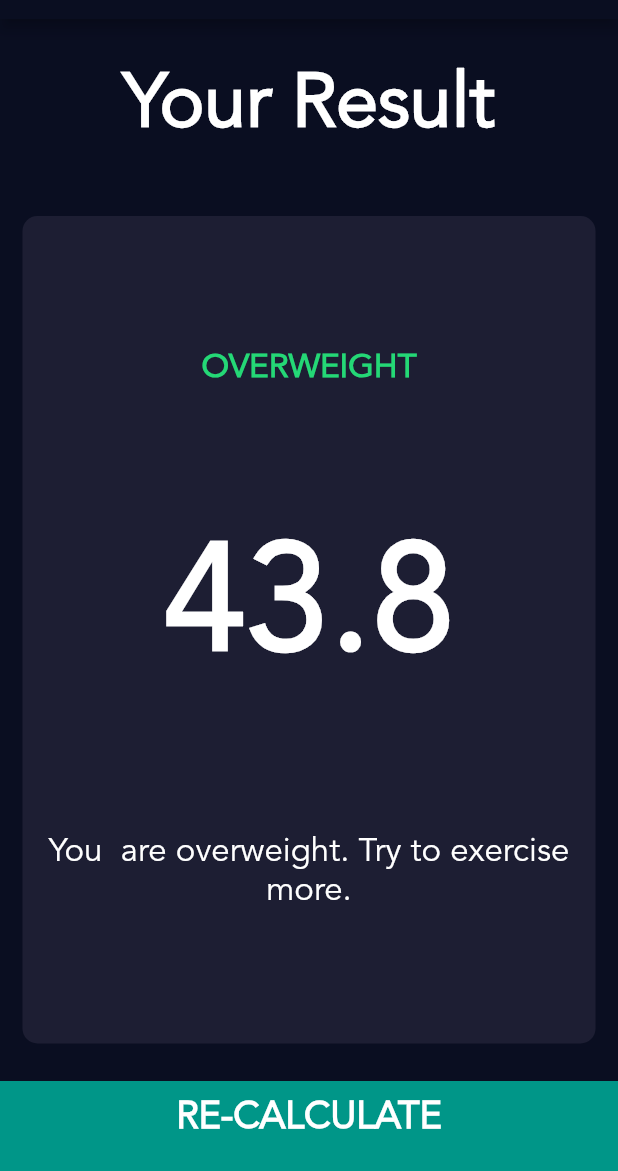
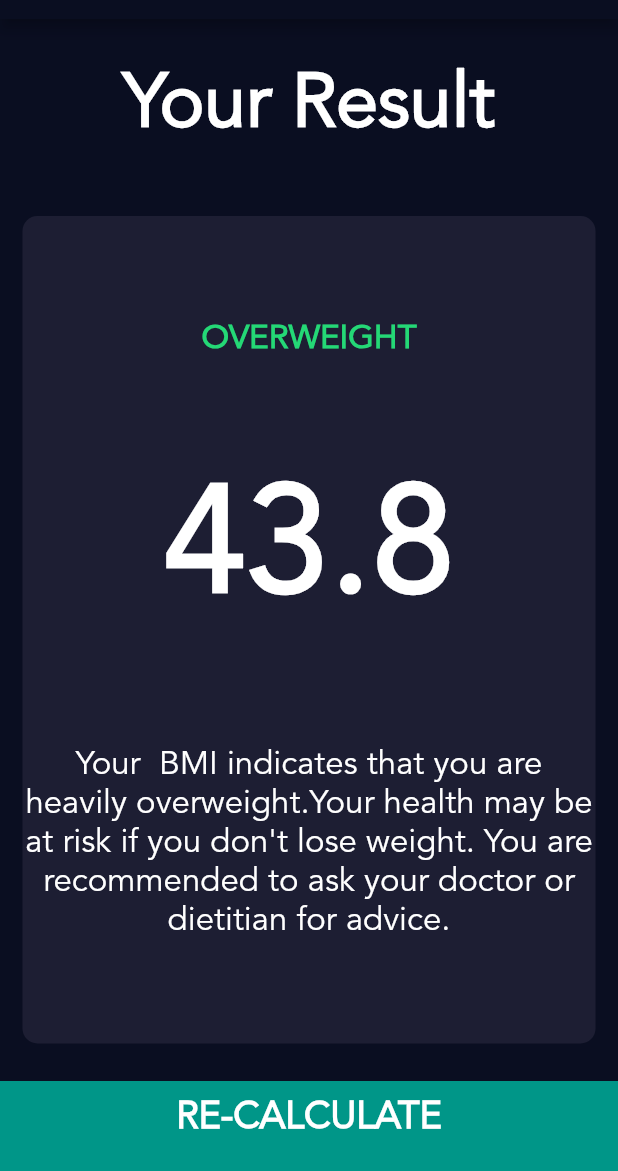
Before and after one commit to Ikami-Mercy/BMI-Calc, a Flutter app: the screen it shows after launch, after a tap on "CALCULATE", on a phone screen of 412 x 824 dp, the part 65-1236 px from its top. Run offline on Flutter 3.47's test engine with Material 2 defaults, Android fonts, the phone set to English and light mode, and no system bars; our stand-ins replace font_awesome_flutter.

Commit message:
update the result Advice

```diff
--- a/lib/calculator_brain.dart
+++ b/lib/calculator_brain.dart
@@ -24,12 +24,16 @@ class CalculatorBrain {
   }
 
   String getInterpretation() {
+    if (_bmi >= 30) {
+      return 'Your  BMI indicates that you are heavily overweight.Your health may be at risk if you don\'t lose weight. You are recommended to ask your doctor or dietitian for advice.';
+    }
     if (_bmi >= 25) {
-      return 'You  are overweight. Try to exercise more.';
-    } else if (_bmi >= 18.5) {
-      return 'You have a normal body weight. Good job!';
+      return 'Your  BMI indicates that you are slightly overweight.You are advised to lose some weight for health reasons. You are recommended to ask your doctor or dietitian for advice.';
+    }
+    else if (_bmi >= 18.5) {
+      return 'Your BMI indicates that you are healthy.By maintaining a healthy weight, you lower your risk of developing serious health problems.';
     } else {
-      return 'You are underweight. Try to eat a bit more.';
+      return 'Your BMI Indicates that you are underweight. You are recommended to ask your doctor or dietitian for advice.';
     }
   }
 }
```
